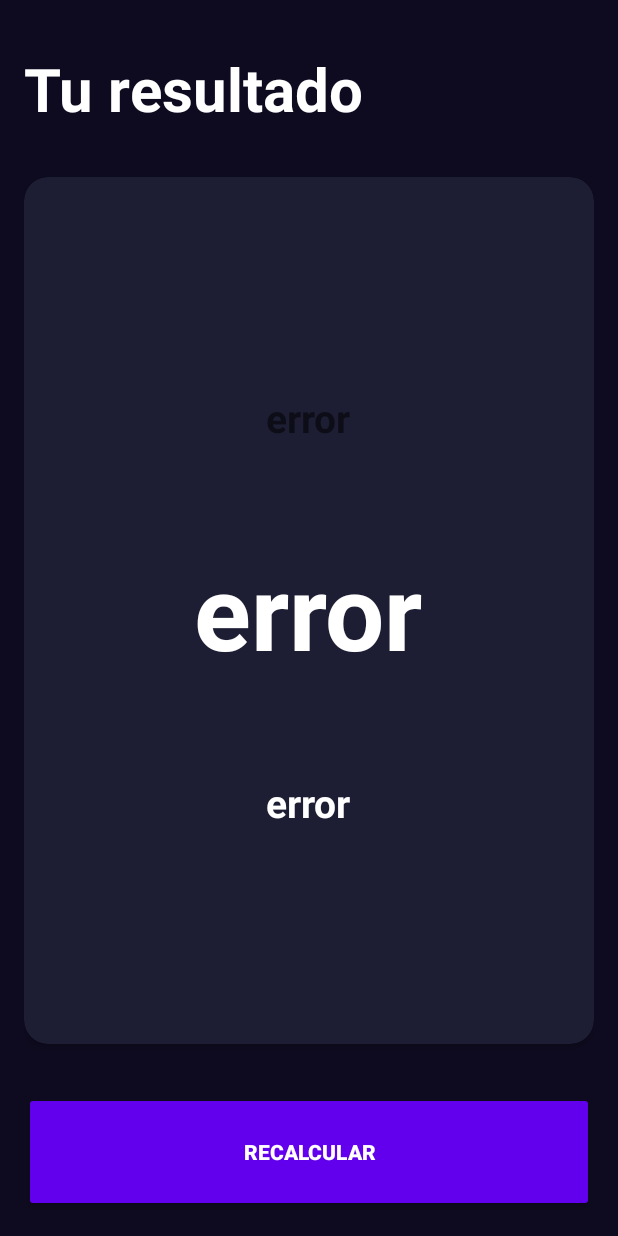
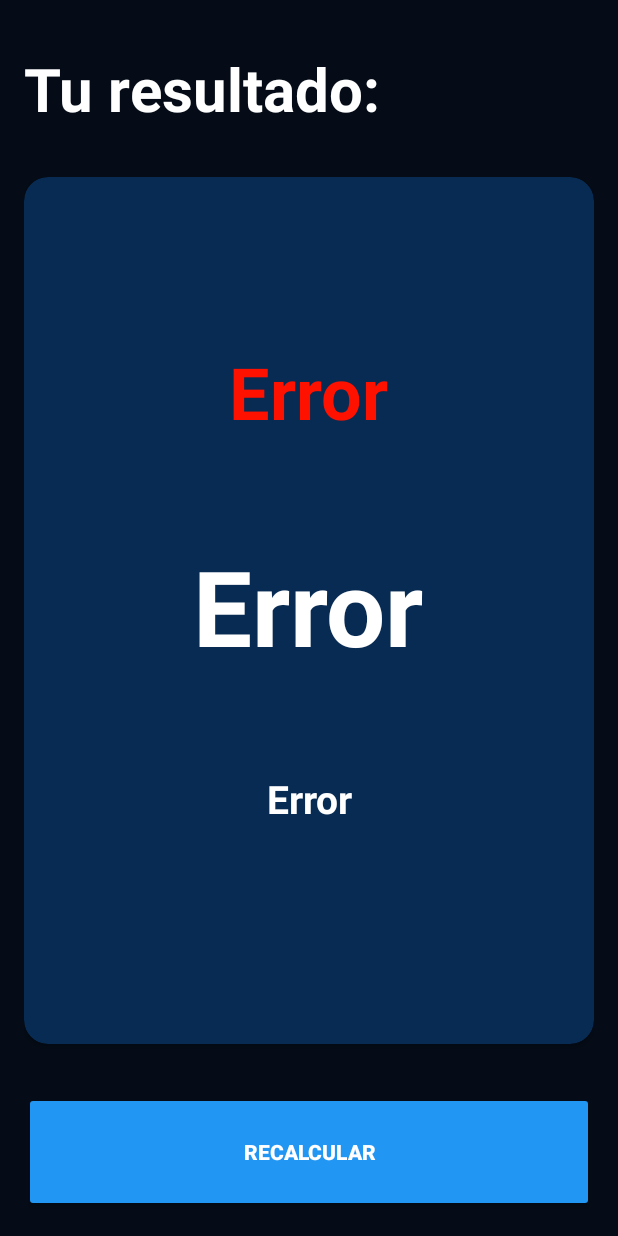
Before and after one commit to Jve386/BMICalculator, an Android app built with Jetpack Compose: the IMC_evaluation screen opened directly, with no data from a screen before it, on a phone screen of 412 x 824 dp. Run offline under Robolectric (Android 15) with nearby library versions, the phone set to English and light mode, and no system bars.

Commit message:
BMICalc done.

```diff
--- a/app/src/main/java/com/jve386/bmicalculator/view/IMC_evaluation.kt
+++ b/app/src/main/java/com/jve386/bmicalculator/view/IMC_evaluation.kt
@@ -1,6 +1,7 @@
 package com.jve386.bmicalculator.view
 
 import android.os.Bundle
+import android.widget.Button
 import android.widget.TextView
 import androidx.activity.ComponentActivity
 import androidx.activity.compose.setContent
@@ -11,49 +12,69 @@ import androidx.compose.material3.Text
 import androidx.compose.runtime.Composable
 import androidx.compose.ui.Modifier
 import androidx.compose.ui.tooling.preview.Preview
+import androidx.core.content.ContextCompat
 import com.jve386.bmicalculator.R
 import com.jve386.bmicalculator.view.MainActivity.Companion.IMC_KEY
 import com.jve386.bmicalculator.view.ui.theme.BMIcalculatorTheme
+
+@Suppress("DEPRECATION")
 
 class IMC_evaluation : ComponentActivity() {
 
     private lateinit var tvResult: TextView
     private lateinit var tvIMC: TextView
     private lateinit var tvDescription: TextView
+    private lateinit var btnRecalculate: Button
+    private lateinit var tvAdvice: TextView
     override fun onCreate(savedInstanceState: Bundle?) {
         super.onCreate(savedInstanceState)
         setContentView(R.layout.imc_evaluation)
-        var result:Double = intent.extras?.getDouble(IMC_KEY) ?: -1.0
+        val result: Double = intent.extras?.getDouble(IMC_KEY) ?: -1.0
         initComponents()
         initUI(result)
+        initListeners()
+    }
+
+    private fun initListeners() {
+        btnRecalculate.setOnClickListener { onBackPressed() }
     }
 
     private fun initUI(result: Double) {
-        when(result){
+        tvIMC.text = result.toString()
+        when (result) {
             in 0.00..18.50 -> { //Bajo peso
-                tvIMC
-                tvResult
-                tvDescription
+                tvResult.text = getString(R.string.title_lowWeight)
+                tvResult.setTextColor(ContextCompat.getColor(this, R.color.weight_low))
+                tvDescription.text = getString(R.string.description_lowWeight)
+                tvAdvice.text = getString(R.string.advice)
             }
+
             in 18.51..24.99 -> { //Peso normal
-                tvIMC
-                tvResult
-                tvDescription
+                tvResult.text = getString(R.string.title_normalWeight)
+                tvResult.setTextColor(ContextCompat.getColor(this, R.color.weight_normal))
+                tvDescription.text = getString(R.string.description_normalWeight)
+                tvAdvice.text = getString(R.string.advice)
             }
+
             in 25.00..29.99 -> { //Sobrepeso
-                tvIMC
-                tvResult
-                tvDescription
+                tvResult.text = getString(R.string.title_overWeight)
+                tvResult.setTextColor(ContextCompat.getColor(this, R.color.weight_over))
+                tvDescription.text = getString(R.string.description_overWeight)
+                tvAdvice.text = getString(R.string.advice)
             }
+
             in 30.00..99.00 -> { //Obesidad
-                tvIMC
-                tvResult
-                tvDescription
+                tvResult.text = getString(R.string.title_obeseWeight)
+                tvResult.setTextColor(ContextCompat.getColor(this, R.color.weight_obese))
+                tvDescription.text = getString(R.string.description_obeseWeight)
+                tvAdvice.text = getString(R.string.advice)
             }
+
             else -> { //error
-                tvIMC.text = "error"
-                tvResult.text = "error"
-                tvDescription.text = "error"
+                tvIMC.text = getString(R.string.error)
+                tvResult.text = getString(R.string.error)
+                tvDescription.text = getString(R.string.error)
+                tvResult.setTextColor(ContextCompat.getColor(this, R.color.weight_obese))
             }
         }
     }
@@ -62,5 +83,7 @@ class IMC_evaluation : ComponentActivity() {
         tvResult = findViewById(R.id.tvResult)
         tvIMC = findViewById(R.id.tvIMC)
         tvDescription = findViewById(R.id.tvDescription)
+        btnRecalculate = findViewById(R.id.btnRecalculate)
+        tvAdvice = findViewById(R.id.advice)
     }
 }
--- a/app/src/main/java/com/jve386/bmicalculator/view/MainActivity.kt
+++ b/app/src/main/java/com/jve386/bmicalculator/view/MainActivity.kt
@@ -1,5 +1,6 @@
 package com.jve386.bmicalculator.view
 
+import android.content.ContentValues.TAG
 import android.content.Intent
 import android.content.res.ColorStateList
 import android.os.Bundle
--- a/app/src/main/res/layout/imc_evaluation.xml
+++ b/app/src/main/res/layout/imc_evaluation.xml
@@ -45,34 +45,44 @@
 
         <androidx.appcompat.widget.LinearLayoutCompat
             android:layout_width="match_parent"
+            android:layout_height="match_parent"
+            android:layout_margin="16dp"
             android:gravity="center"
-            android:layout_height="match_parent"
             android:orientation="vertical">
 
             <TextView
                 android:id="@+id/tvResult"
                 android:layout_width="wrap_content"
                 android:layout_height="wrap_content"
-                android:textSize="26sp"
+                android:textSize="48sp"
                 android:textStyle="bold"
-                tools:text="Normal"/>
+                tools:text="Normal" />
 
             <TextView
                 android:id="@+id/tvIMC"
                 android:layout_width="wrap_content"
                 android:layout_height="wrap_content"
+                android:layout_marginVertical="64dp"
+                android:textColor="@color/white"
                 android:textSize="70sp"
                 android:textStyle="bold"
-                android:layout_marginVertical="64dp"
-                android:textColor="@color/white"
-                tools:text="Normal"/>
+                tools:text="Normal" />
 
             <TextView
                 android:id="@+id/tvDescription"
                 android:layout_width="wrap_content"
                 android:layout_height="wrap_content"
+                android:textColor="@color/white"
                 android:textSize="26sp"
                 android:textStyle="bold"
+                tools:text="Normal"
+                android:textAlignment="center"/>
+
+            <TextView
+                android:id="@+id/advice"
+                android:layout_marginTop="16dp"
+                android:layout_width="wrap_content"
+                android:layout_height="wrap_content"
                 android:textColor="@color/white"
                 tools:text="Normal"/>
 
--- a/app/src/main/res/values/colors.xml
+++ b/app/src/main/res/values/colors.xml
@@ -2,16 +2,32 @@
 <resources>
     <color name="purple_200">#FFBB86FC</color>
     <color name="purple_500">#FF6200EE</color>
-    <color name="purple_700">#FF3700B3</color>
+    <color name="purple_700">#132873</color>
     <color name="teal_200">#FF03DAC5</color>
     <color name="teal_700">#FF018786</color>
     <color name="black">#FF000000</color>
     <color name="white">#FFFFFFFF</color>
 
-    <color name="background_component">#1D1E33</color>
-    <color name="background_component_selected">#FF111328</color>
-    <color name="background_app">#0E0B20</color>
-    <color name="background_button">#EB1555</color>
-    <color name="title_text">#FF8D8E98</color>
-    <color name="background_fab">#FF6200EE</color>
+    <color name="background_component">#082B53</color>
+    <color name="background_component_selected">#1976D2</color>
+    <color name="background_app">#050C17</color>
+    <color name="background_button">#2196F3</color>
+    <color name="title_text">#FFFFFF</color>
+    <color name="RSline">#64B5F6</color>
+    <color name="background_fab">#2196F3</color>
+
+    <!--
+        <color name="background_component">#571A16</color>
+        <color name="background_component_selected">#F44336</color>
+        <color name="background_app">#101012</color>
+        <color name="background_button">#EB1555</color>
+        <color name="title_text">#ACACAC</color>
+        <color name="RSline">#D6857F</color>
+        <color name="background_fab">#F44336</color>
+    -->
+    <color name="weight_low">#FFE500</color>
+    <color name="weight_normal">#00FF19</color>
+    <color name="weight_over">#FA9500</color>
+    <color name="weight_obese">#FF1100</color>
+
 </resources>
--- a/app/src/main/res/values/strings.xml
+++ b/app/src/main/res/values/strings.xml
@@ -8,6 +8,23 @@
     <string name="age">Edad</string>
     <string name="calculate">Calcular</string>
     <string name="title_activity_imc_evaluation">IMC_evaluation</string>
-    <string name="result">Tu resultado</string>
+    <string name="result">Tu resultado:</string>
     <string name="recalculate">Recalcular</string>
+
+    <string name="error">Error</string>
+
+    <string name="title_lowWeight">Bajo peso</string>
+    <string name="description_lowWeight">Estás por debajo de lo óptimo para tu peso y altura.</string>
+
+    <string name="title_normalWeight">Normal</string>
+    <string name="description_normalWeight">Estás en lo óptimo para tu peso y altura.</string>
+
+    <string name="title_overWeight">Sobrepeso</string>
+    <string name="description_overWeight">Estás por encima de lo óptimo para tu peso y altura.</string>
+
+    <string name="title_obeseWeight">Obesidad</string>
+    <string name="description_obeseWeight">Estás muy por encima de lo óptimo para tu peso y altura.</string>
+
+    <string name="advice">Recuerda que es un dato orientativo.</string>
+
 </resources>
```
Also changed, not shown: app/src/main/res/layout/main_activity.xml (+8 -6 lines).
